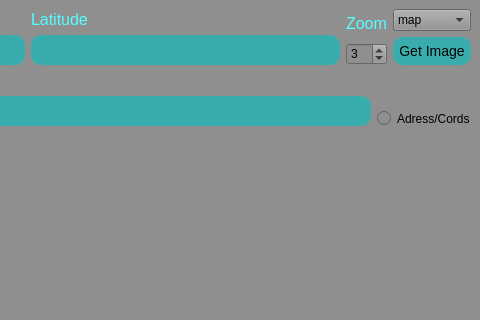
This is map_ui.ui in Rogozhin-Dmitry/yandex_api_big_project as Qt 5 draws it before an edit; both pictures show x 294 to 774 and y 0 to 320 of the 774 by 571 pixel window. The edited form follows.
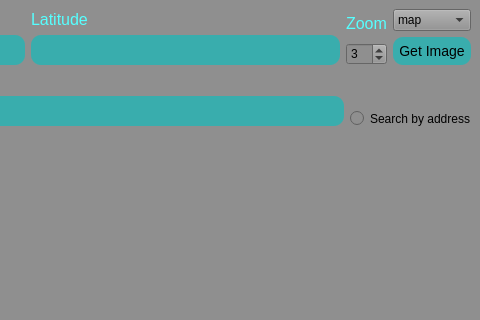
This is the edited form.

Commit message: правки в UI файле

```diff
--- a/map_ui.ui
+++ b/map_ui.ui
@@ -270,7 +270,7 @@
         <item>
          <widget class="QRadioButton" name="radioButton">
           <property name="text">
-           <string>Adress/Cords</string>
+           <string>Search by address</string>
           </property>
          </widget>
         </item>
```
